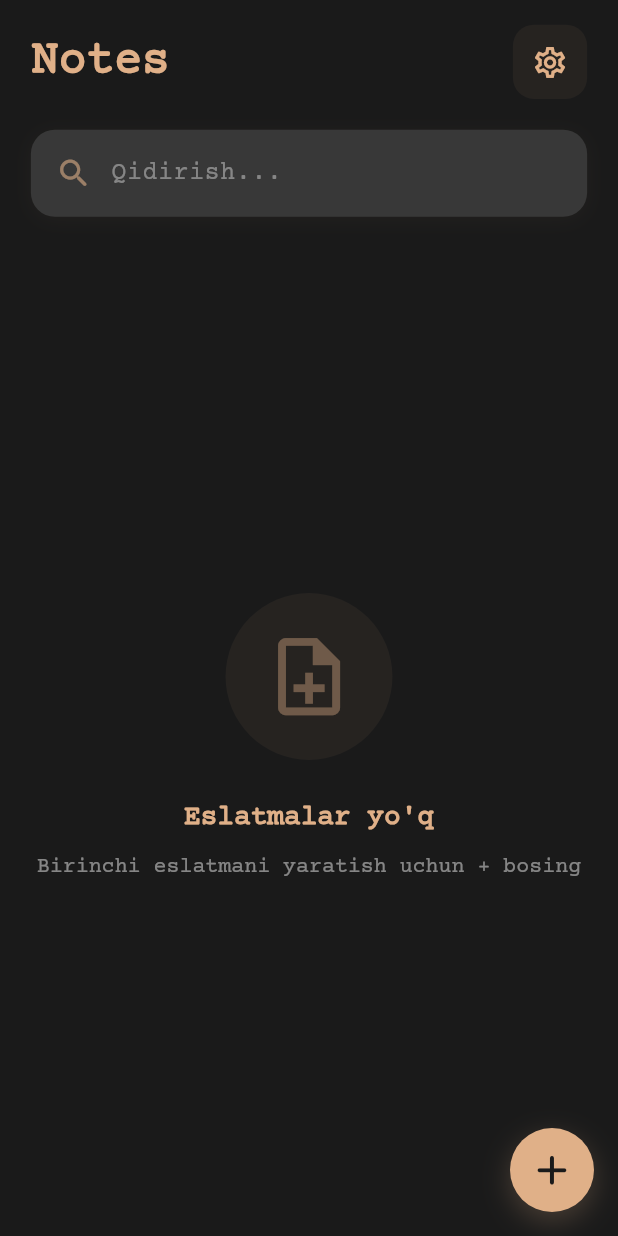
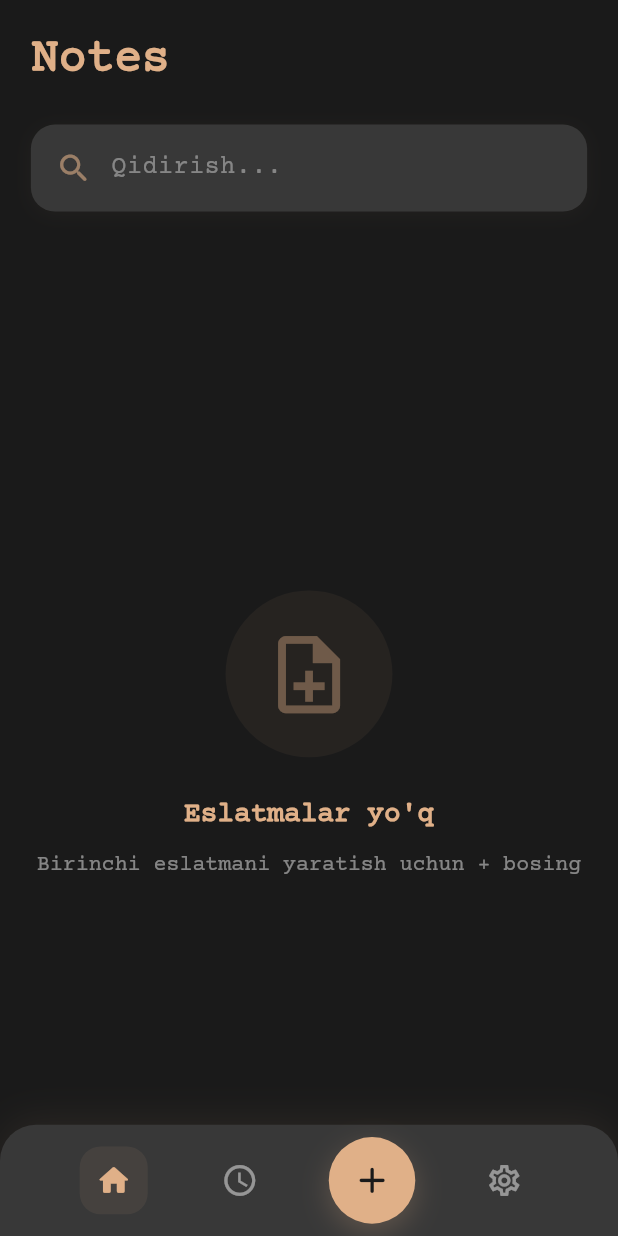
Before and after one commit to alisheraxmedov/Notes, a Flutter app: the screen it shows after launch, on a phone screen of 412 x 824 dp. Run offline on Flutter 3.47's test engine with Material 3 defaults, Android fonts, the phone set to English and light mode, and no system bars; our stand-ins replace dio, drift, drift_flutter, easy_localization, firebase_core, firebase_messaging and 4 more; missing offline and left inert: flutter_quill; accounts and stored records are empty; generated files the repository leaves out were written again; project files that could hold a hidden picture were left out.

Commit message:
feat: Add bottom navigation bar and Missed Notes screen, refactor UI

```diff
--- a/assets/translations/en.json
+++ b/assets/translations/en.json
@@ -49,5 +49,7 @@
   "sync_completed": "Sync completed",
   "login_required": "Login required",
   "auth_token_unavailable": "Auth token unavailable",
-  "sync_now": "Sync Now"
+  "sync_now": "Sync Now",
+  "missed_notes": "Missed Notes",
+  "no_missed_notes": "No missed notes yet"
 }
--- a/assets/translations/ru.json
+++ b/assets/translations/ru.json
@@ -49,5 +49,7 @@
   "sync_completed": "Синхронизация завершена",
   "login_required": "Требуется вход",
   "auth_token_unavailable": "Токен не найден",
-  "sync_now": "Синхронизировать"
+  "sync_now": "Синхронизировать",
+  "missed_notes": "Пропущенные",
+  "no_missed_notes": "Нет пропущенных заметок"
 }
--- a/assets/translations/uz.json
+++ b/assets/translations/uz.json
@@ -49,5 +49,7 @@
   "sync_completed": "Sinxronlash yakunlandi",
   "login_required": "Tizimga kirish talab qilinadi",
   "auth_token_unavailable": "Token topilmadi",
-  "sync_now": "Sinxronlash"
+  "sync_now": "Sinxronlash",
+  "missed_notes": "O'tkazib yuborilgan",
+  "no_missed_notes": "O'tkazib yuborilgan eslatmalar yo'q"
 }
--- /dev/null
+++ b/lib/core/const/nav_pages.dart
@@ -0,0 +1,12 @@
+import 'package:flutter/material.dart';
+import 'package:notes/features/home/view/home_view.dart';
+import 'package:notes/features/missed_notes/view/missed_notes_view.dart';
+import 'package:notes/features/settings/view/settings_view.dart';
+
+class NavBarPages {
+  static const List<Widget> pages = [
+    HomeScreen(),
+    MissedNotesScreen(),
+    SettingScreen(),
+  ];
+}
--- /dev/null
+++ b/lib/core/widgets/bottom_nav_fab.dart
@@ -0,0 +1,42 @@
+import 'package:flutter/material.dart';
+
+/// Floating Action Button widget for the bottom navigation bar.
+/// Displays a circular button with an icon and shadow.
+class BottomNavFab extends StatelessWidget {
+  final VoidCallback onTap;
+
+  const BottomNavFab({
+    super.key,
+    required this.onTap,
+  });
+
+  @override
+  Widget build(BuildContext context) {
+    final double width = MediaQuery.sizeOf(context).width;
+    final colorScheme = Theme.of(context).colorScheme;
+
+    return GestureDetector(
+      onTap: onTap,
+      child: Container(
+        width: width * 0.14,
+        height: width * 0.14,
+        decoration: BoxDecoration(
+          shape: BoxShape.circle,
+          color: colorScheme.secondary,
+          boxShadow: [
+            BoxShadow(
+              color: colorScheme.secondary.withAlpha(60),
+              blurRadius: 16,
+              offset: const Offset(0, 6),
+            ),
+          ],
+        ),
+        child: Icon(
+          Icons.add_rounded,
+          color: colorScheme.onSecondary,
+          size: width * 0.07,
+        ),
+      ),
+    );
+  }
+}
--- /dev/null
+++ b/lib/core/widgets/bottom_nav_item.dart
@@ -0,0 +1,55 @@
+import 'package:flutter/material.dart';
+
+/// A single item in the custom bottom navigation bar.
+/// Displays an icon with an animated active-state background.
+class BottomNavItem extends StatelessWidget {
+  final IconData icon;
+  final IconData activeIcon;
+  final bool isActive;
+  final VoidCallback onTap;
+
+  const BottomNavItem({
+    super.key,
+    required this.icon,
+    required this.activeIcon,
+    required this.isActive,
+    required this.onTap,
+  });
+
+  @override
+  Widget build(BuildContext context) {
+    final double width = MediaQuery.sizeOf(context).width;
+    final colorScheme = Theme.of(context).colorScheme;
+
+    return GestureDetector(
+      onTap: onTap,
+      behavior: HitTestBehavior.opaque,
+      child: SizedBox(
+        width: width * 0.12,
+        child: Column(
+          mainAxisSize: MainAxisSize.min,
+          children: [
+            AnimatedContainer(
+              duration: const Duration(milliseconds: 250),
+              curve: Curves.easeInOut,
+              padding: EdgeInsets.all(width * 0.025),
+              decoration: BoxDecoration(
+                color: isActive
+                    ? colorScheme.secondary.withAlpha(20)
+                    : Colors.transparent,
+                borderRadius: BorderRadius.circular(14),
+              ),
+              child: Icon(
+                isActive ? activeIcon : icon,
+                size: width * 0.06,
+                color: isActive
+                    ? colorScheme.secondary
+                    : colorScheme.inversePrimary.withAlpha(120),
+              ),
+            ),
+          ],
+        ),
+      ),
+    );
+  }
+}
--- a/lib/features/home/view/home_view.dart
+++ b/lib/features/home/view/home_view.dart
@@ -6,8 +6,6 @@ import 'package:notes/core/utils/date_formatter.dart';
 import 'package:notes/core/widgets/notes_card.dart';
 import 'package:notes/core/widgets/text.dart';
 import 'package:notes/features/note/controller/note_controller.dart';
-import 'package:notes/features/note/view/add_note_view.dart';
-import 'package:notes/features/settings/view/settings_view.dart';
 
 class HomeScreen extends StatefulWidget {
   const HomeScreen({super.key});
@@ -58,28 +56,6 @@ class _HomeScreenState extends State<HomeScreen> {
                         fontSize: width * 0.075,
                         fontWeight: FontWeight.w700,
                         textColor: colorScheme.secondary,
-                      ),
-                      // Settings Button
-                      GestureDetector(
-                        onTap: () {
-                          Get.to(
-                            const SettingScreen(),
-                            transition: Transition.cupertino,
-                            arguments: ['', '', ''],
-                          );
-                        },
-                        child: Container(
-                          padding: EdgeInsets.all(width * 0.03),
-                          decoration: BoxDecoration(
-                            color: colorScheme.secondary.withAlpha(15),
-                            borderRadius: BorderRadius.circular(14),
-                          ),
-                          child: Icon(
-                            Icons.settings_outlined,
-                            size: width * 0.06,
-                            color: colorScheme.secondary,
-                          ),
-                        ),
                       ),
                     ],
                   ),
@@ -224,36 +200,6 @@ class _HomeScreenState extends State<HomeScreen> {
           );
         }),
       ),
-      floatingActionButton: Container(
-        decoration: BoxDecoration(
-          shape: BoxShape.circle,
-          boxShadow: [
-            BoxShadow(
-              color: Theme.of(context).colorScheme.secondary.withAlpha(60),
-              blurRadius: 16,
-              offset: const Offset(0, 6),
-              spreadRadius: 0,
-            ),
-          ],
-        ),
-        child: FloatingActionButton(
-          shape: const CircleBorder(),
-          elevation: 0,
-          onPressed: () {
-            Get.to(
-              const AddNoteScreen(),
-              transition: Transition.cupertino,
-              arguments: ['', '', ''],
-            )?.then((value) {});
-            noteController.initialDateTime();
-          },
-          child: Icon(
-            Icons.add_rounded,
-            size: width * 0.08,
-          ),
-        ),
-      ),
-      floatingActionButtonLocation: FloatingActionButtonLocation.endFloat,
     );
   }
 }
--- /dev/null
+++ b/lib/features/main/controller/main_controller.dart
@@ -0,0 +1,11 @@
+import 'package:get/get.dart';
+
+/// Controller for the main bottom navigation bar.
+/// Manages the active tab index and provides page switching logic.
+class MainController extends GetxController {
+  final RxInt activeIndex = 0.obs;
+
+  void changeTab(int index) {
+    activeIndex.value = index;
+  }
+}
--- /dev/null
+++ b/lib/features/main/view/main_view.dart
@@ -0,0 +1,112 @@
+import 'package:flutter/material.dart';
+import 'package:get/get.dart';
+import 'package:notes/core/const/nav_pages.dart';
+import 'package:notes/core/widgets/bottom_nav_fab.dart';
+import 'package:notes/core/widgets/bottom_nav_item.dart';
+import 'package:notes/features/home/view/home_view.dart';
+import 'package:notes/features/main/controller/main_controller.dart';
+import 'package:notes/features/missed_notes/view/missed_notes_view.dart';
+import 'package:notes/features/note/controller/note_controller.dart';
+import 'package:notes/features/note/view/add_note_view.dart';
+import 'package:notes/features/settings/view/settings_view.dart';
+
+/// Main wrapper screen that hosts the bottom navigation bar
+/// and switches between [HomeScreen], [MissedNotesScreen], and [SettingScreen].
+class MainScreen extends StatelessWidget {
+  const MainScreen({super.key});
+
+  @override
+  Widget build(BuildContext context) {
+    final MainController controller = Get.put(MainController());
+    final NoteController noteController = Get.find();
+    final colorScheme = Theme.of(context).colorScheme;
+    final double width = MediaQuery.sizeOf(context).width;
+
+    return Obx(
+      () => Scaffold(
+        body: Stack(
+          children: [
+            //========== Page Content ==========
+            IndexedStack(
+              index: controller.activeIndex.value,
+              children: NavBarPages.pages,
+            ),
+//======================================================================
+//==================== BOTTOM NAVIGATION BAR ===========================
+//======================================================================
+            Positioned(
+              left: 0,
+              right: 0,
+              bottom: 0,
+              child: Container(
+                decoration: BoxDecoration(
+                  color: colorScheme.surface,
+                  borderRadius: const BorderRadius.only(
+                    topLeft: Radius.circular(24),
+                    topRight: Radius.circular(24),
+                  ),
+                  boxShadow: [
+                    BoxShadow(
+                      color: colorScheme.secondary.withAlpha(20),
+                      blurRadius: 20,
+                      offset: const Offset(0, -4),
+                    ),
+                  ],
+                ),
+                child: SafeArea(
+                  top: false,
+                  child: Padding(
+                    padding: EdgeInsets.symmetric(
+                      horizontal: width * 0.04,
+                      vertical: width * 0.02,
+                    ),
+                    child: Row(
+                      mainAxisAlignment: MainAxisAlignment.spaceEvenly,
+                      children: [
+                        //========== Home Tab ==========
+                        BottomNavItem(
+                          icon: Icons.home_outlined,
+                          activeIcon: Icons.home_rounded,
+                          isActive: controller.activeIndex.value == 0,
+                          onTap: () => controller.changeTab(0),
+                        ),
+
+                        //========== Missed Notes Tab ==========
+                        BottomNavItem(
+                          icon: Icons.access_time_outlined,
+                          activeIcon: Icons.access_time_filled,
+                          isActive: controller.activeIndex.value == 1,
+                          onTap: () => controller.changeTab(1),
+                        ),
+
+                        //========== FAB (Add Note) ==========
+                        BottomNavFab(
+                          onTap: () {
+                            Get.to(
+                              const AddNoteScreen(),
+                              transition: Transition.cupertino,
+                              arguments: ['', '', ''],
+                            )?.then((value) {});
+                            noteController.initialDateTime();
+                          },
+                        ),
+
+                        //========== Settings Tab ==========
+                        BottomNavItem(
+                          icon: Icons.settings_outlined,
+                          activeIcon: Icons.settings_rounded,
+                          isActive: controller.activeIndex.value == 2,
+                          onTap: () => controller.changeTab(2),
+                        ),
+                      ],
+                    ),
+                  ),
+                ),
+              ),
+            ),
+          ],
+        ),
+      ),
+    );
+  }
+}
--- a/lib/features/splash/view/splash_view.dart
+++ b/lib/features/splash/view/splash_view.dart
@@ -3,7 +3,7 @@ import 'package:flutter/material.dart';
 import 'package:get/get.dart' hide Trans;
 import 'package:lottie/lottie.dart';
 import 'package:notes/core/const/colors.dart';
-import 'package:notes/features/home/view/home_view.dart';
+import 'package:notes/features/main/view/main_view.dart';
 import 'package:notes/features/note/controller/note_controller.dart';
 
 class SplashScreen extends StatefulWidget {
@@ -33,7 +33,7 @@ class SplashScreenState extends State<SplashScreen>
   void _navigateToHome() async {
     // Navigate after animation completes
     noteController.fetchNotes();
-    Get.off(() => const HomeScreen());
+    Get.off(() => const MainScreen());
   }
 
   @override
```
Also changed, not shown: lib/features/missed_notes/view/missed_notes_view.dart (added, +56 -0 lines), lib/features/settings/view/settings_view.dart (+0 -29 lines), pubspec.lock, 1 other file.
